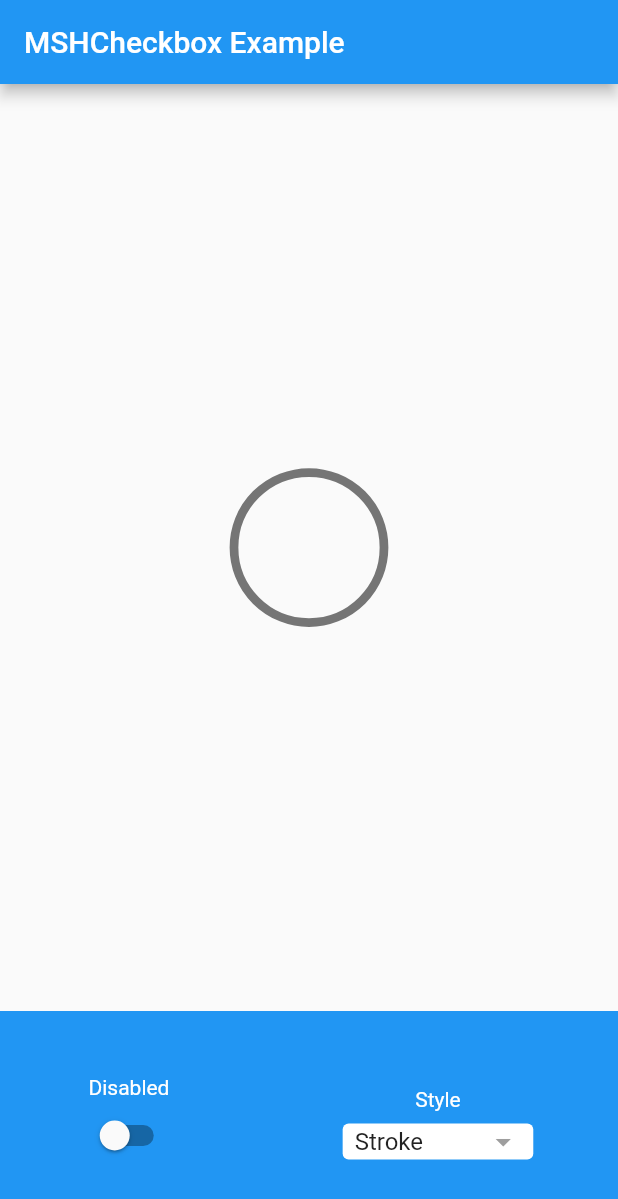
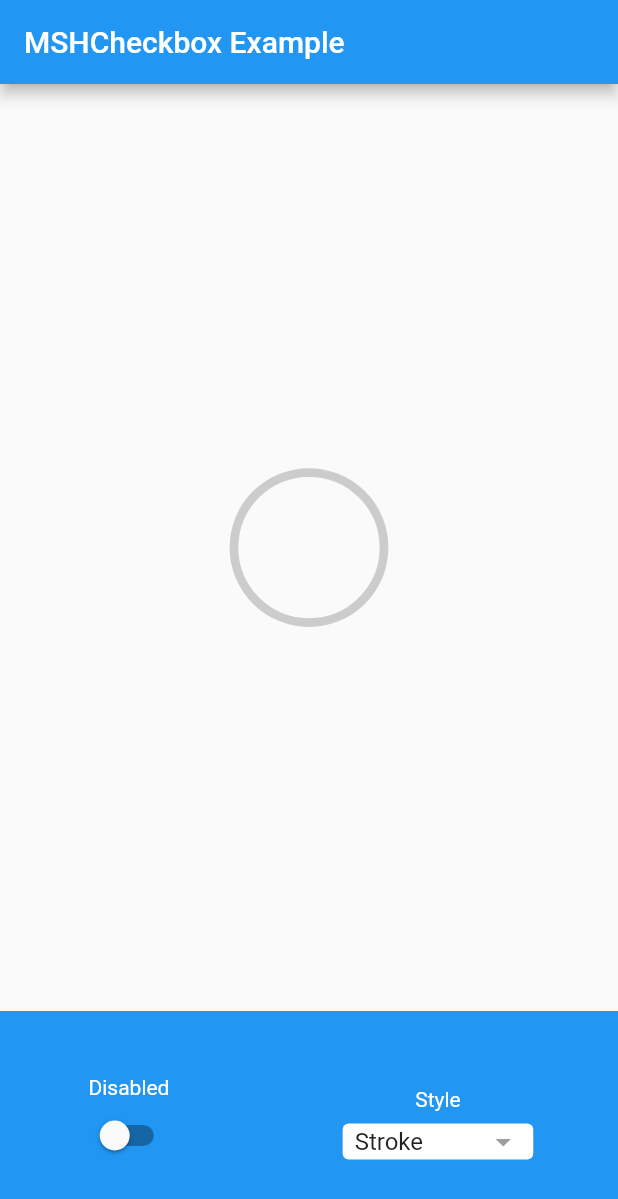
Before and after one commit to HornMichaelS/msh_checkbox, a Flutter app: the screen it shows after launch, on a phone screen of 412 x 824 dp. Shown: the top 1199 px of the screen. Run offline on Flutter 3.47's test engine with Material 2 defaults, Android fonts, the phone set to English and light mode, and no system bars.

Commit message:
Update example

```diff
--- a/example/lib/main.dart
+++ b/example/lib/main.dart
@@ -36,8 +36,7 @@ class _MyAppState extends State<MyApp> {
                   value: isChecked,
                   isDisabled: isDisabled,
                   colorConfig: MSHColorConfig.fromCheckedUncheckedDisabled(
-                    checkedColor: Colors.green,
-                    uncheckedColor: Colors.grey.shade600,
+                    checkedColor: Colors.blue,
                   ),
                   style: style,
                   onChanged: (selected) {
```
